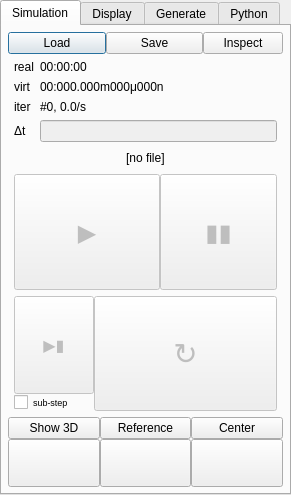
Qt form gui/qt4/controller.ui (Azeko2xo/woodem) before a commit.
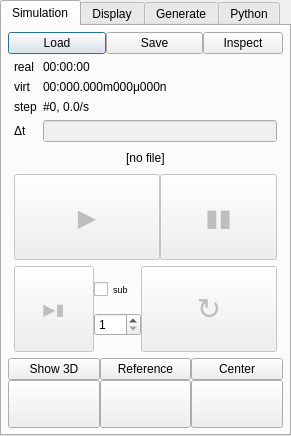
The same form after that commit. Icons and pictures are not drawn.

What changed in the file:
```diff
--- a/gui/qt4/controller.ui
+++ b/gui/qt4/controller.ui
@@ -7,7 +7,7 @@
     <x>0</x>
     <y>0</y>
     <width>291</width>
-    <height>495</height>
+    <height>436</height>
    </rect>
   </property>
   <property name="sizePolicy">
@@ -163,7 +163,7 @@
            <item row="3" column="0">
             <widget class="QLabel" name="label_8">
              <property name="text">
-              <string>iter</string>
+              <string>step</string>
              </property>
             </widget>
            </item>
@@ -314,7 +314,7 @@
               <number>0</number>
              </property>
              <item>
-              <layout class="QGridLayout" name="gridLayout_9" rowstretch="0,0" columnstretch="0" rowminimumheight="0,0" columnminimumwidth="0">
+              <layout class="QGridLayout" name="gridLayout_9" rowstretch="0" columnstretch="0">
                <property name="margin">
                 <number>0</number>
                </property>
@@ -348,7 +348,11 @@
                  </property>
                 </widget>
                </item>
-               <item row="1" column="0">
+              </layout>
+             </item>
+             <item>
+              <layout class="QVBoxLayout" name="verticalLayout_5">
+               <item>
                 <widget class="QCheckBox" name="subStepCheckbox">
                  <property name="font">
                   <font>
@@ -356,7 +360,17 @@
                   </font>
                  </property>
                  <property name="text">
-                  <string>sub-step</string>
+                  <string>sub</string>
+                 </property>
+                </widget>
+               </item>
+               <item>
+                <widget class="QSpinBox" name="multiStepSpinBox">
+                 <property name="minimum">
+                  <number>1</number>
+                 </property>
+                 <property name="maximum">
+                  <number>999</number>
                  </property>
                 </widget>
                </item>
```
Left out of the diff: 4 changed lines with no effect on the pictures.
